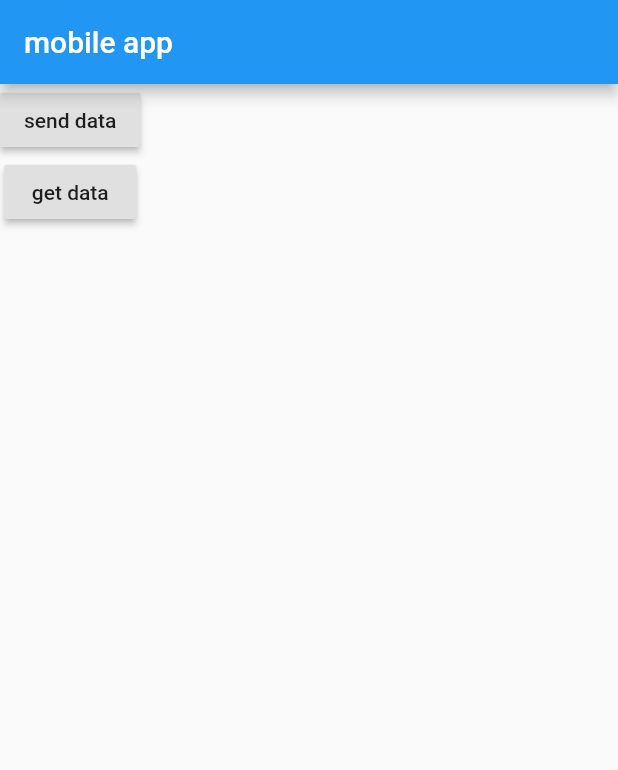
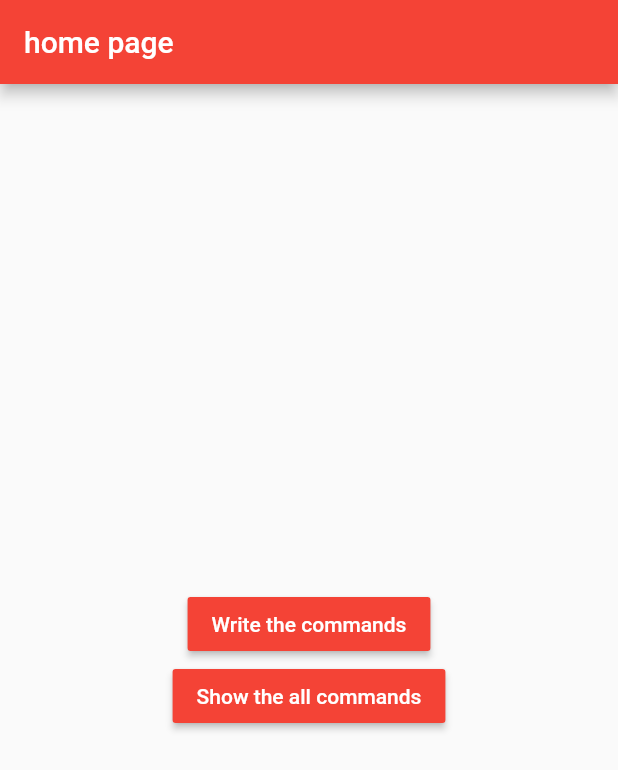
Before and after one commit to rushiil20/linuxworldtask3app, a Flutter app: the screen it shows after launch, on a phone screen of 412 x 824 dp. Shown: the top 770 px of the screen. Run offline on Flutter 3.47's test engine with Material 2 defaults, Android fonts, the phone set to English and light mode, and no system bars; our stand-ins replace cloud_firestore, firebase_core; accounts and stored records are empty.

Commit message:
first commit

```diff
--- a/lib/main.dart
+++ b/lib/main.dart
@@ -1,73 +1,30 @@
+import 'package:flutter/material.dart';
+import 'package:firebase_core/firebase_core.dart';
 import 'package:cloud_firestore/cloud_firestore.dart';
-import 'package:firebase_core/firebase_core.dart';
-import 'package:flutter/material.dart';
-import 'package:http/http.dart' as http;
+import 'package:flutterchat_app/screens/get.dart';
+import 'package:flutterchat_app/screens/home.dart';
 
-void main() {
+void main() async {
   WidgetsFlutterBinding.ensureInitialized();
-  Firebase.initializeApp();
+  await Firebase.initializeApp();
   runApp(MyApp());
 }
 
-web() async {
-  var url = "http://10.0.2.15/cgi-bin/web.py?x=date";
-  var r = await http.get(url);
-  // var sc = r.statusCode;
-  var dat = r.body;
-  return dat;
-  // print(data);
+class MyApp extends StatefulWidget {
+  @override
+  _MyAppState createState() => _MyAppState();
 }
 
-/*mybody() {
-  return Column(
-    children: <Widget>[
-      RaisedButton(
-        onPressed: web,
-        child: Text('click for linux cmd'),
-      ),
-    ],
-  );
-}*/
-
-class MyApp extends StatelessWidget {
-  var fsconnect = FirebaseFirestore.instance;
-
-  myget() async {
-    var d = await fsconnect.collection("students").get();
-
-    for (var i in d.docs) {
-      print(i.data());
-    }
-  }
-
+class _MyAppState extends State<MyApp> {
   @override
   Widget build(BuildContext context) {
     return MaterialApp(
-      home: Scaffold(
-        appBar: AppBar(
-          title: Text('mobile app'),
-        ),
-        body: Column(
-          children: <Widget>[
-            RaisedButton(
-              child: Text("send data"),
-              onPressed: () {
-                fsconnect.collection("students").add(
-                      web(),
-                    );
-                print("send....");
-              },
-            ),
-            RaisedButton(
-              child: Text('get data'),
-              onPressed: () {
-                myget();
-                print("get data . . .");
-              },
-            ),
-          ],
-        ),
-      ),
+      debugShowCheckedModeBanner: false,
+      initialRoute: "home",
+      routes: {
+        "home": (context) => MyHome(),
+        "getdata": (context) => Myget(),
+      },
     );
   }
 }
--- /dev/null
+++ b/lib/screens/home.dart
@@ -0,0 +1,50 @@
+import 'package:flutter/material.dart';
+import 'package:url_launcher/url_launcher.dart';
+
+launchURL() async {
+  var url =
+      "https://console.firebase.google.com/u/0/project/flutterchatapp-c14b4/firestore/data~2Fstudents~2Fopv64rrrRCEsqfOz0jme";
+  if (await canLaunch(url)) {
+    await launch(url);
+  } else {
+    throw 'could not find the url';
+  }
+}
+
+class MyHome extends StatelessWidget {
+  var url = "";
+  @override
+  Widget build(BuildContext context) {
+    return Scaffold(
+      appBar: AppBar(
+        title: Text("home page"),
+        backgroundColor: Colors.red,
+      ),
+      body: Center(
+        child: Column(
+          mainAxisAlignment: MainAxisAlignment.center,
+          children: [
+            RaisedButton(
+              onPressed: () {
+                Navigator.pushNamed(context, "getdata");
+              },
+              color: Colors.red,
+              textColor: Colors.white,
+              hoverColor: Colors.white,
+              child: Text("Write the commands"),
+            ),
+            RaisedButton(
+              onPressed: () {
+                launchURL();
+              },
+              color: Colors.red,
+              textColor: Colors.white,
+              hoverColor: Colors.redAccent,
+              child: Text("Show the all commands"),
+            ),
+          ],
+        ),
+      ),
+    );
+  }
+}
```
Also changed, not shown: lib/screens/get.dart (+54 -0 lines).
